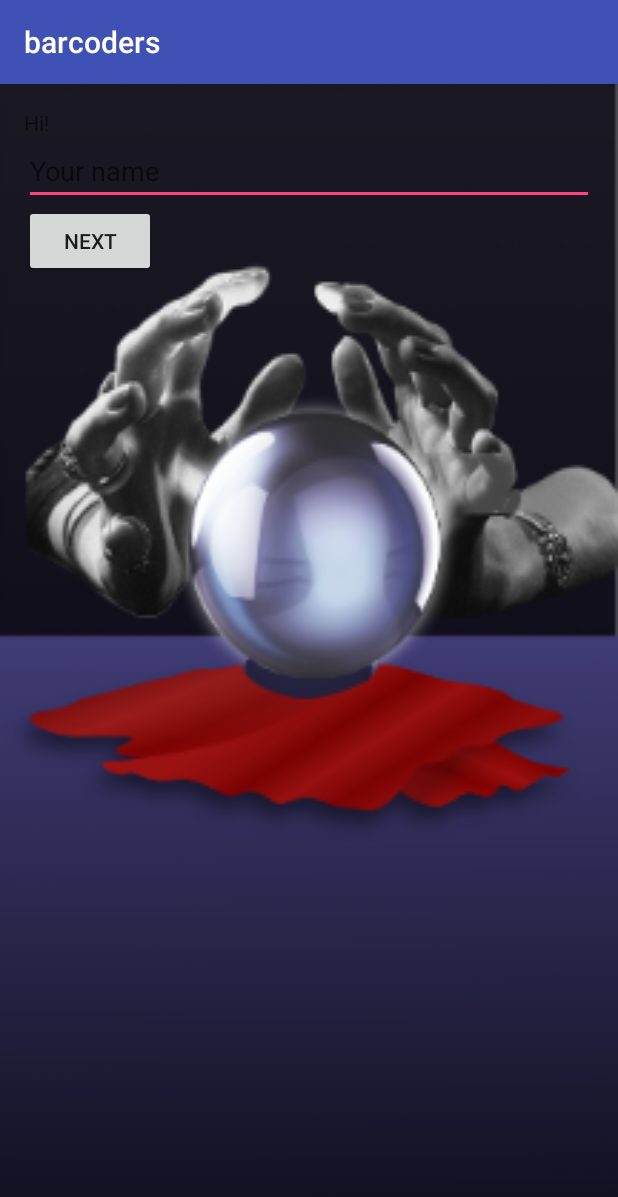
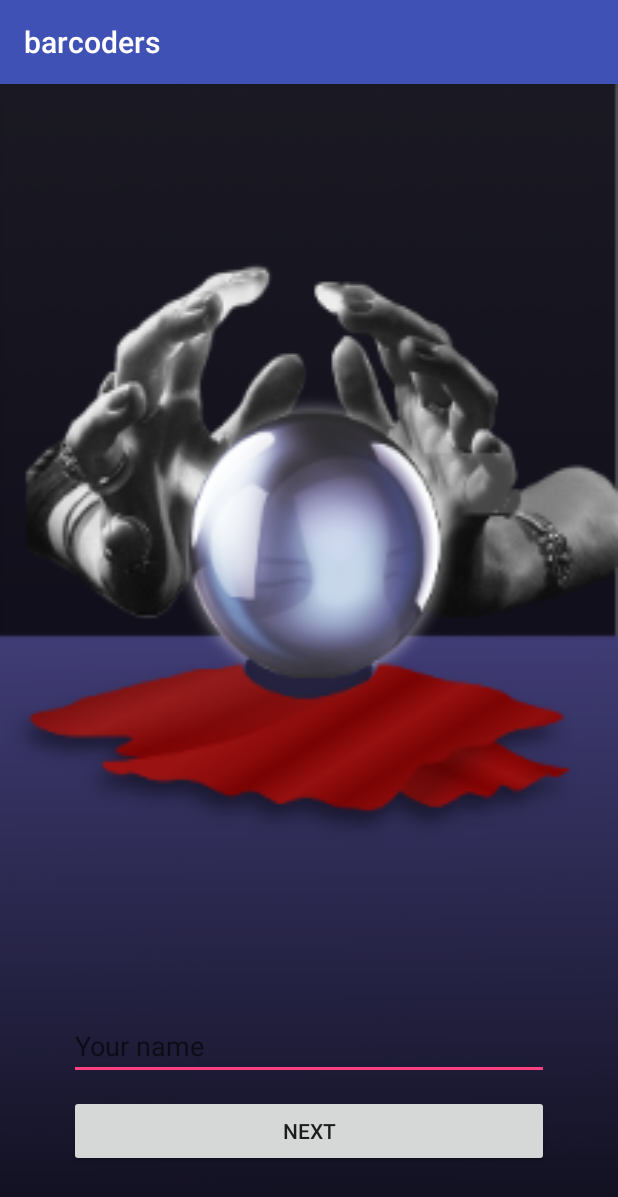
Before and after one commit to roderiklagerweij/barcoders, an Android app: the screen it shows after launch (WelcomeActivity), on a phone screen of 412 x 824 dp. Shown: the top 1197 px of the screen. Run offline under Robolectric (Android 15) with nearby library versions, the light colour scheme and no system bars.

Commit message:
layout change

```diff
--- a/app/src/main/res/layout/activity_welcome.xml
+++ b/app/src/main/res/layout/activity_welcome.xml
@@ -1,5 +1,5 @@
 <?xml version="1.0" encoding="utf-8"?>
-<LinearLayout
+<FrameLayout
     android:id="@+id/activity_scan"
     xmlns:android="http://schemas.android.com/apk/res/android"
     xmlns:tools="http://schemas.android.com/tools"
@@ -10,23 +10,27 @@
     android:paddingRight="@dimen/activity_horizontal_margin"
     android:paddingTop="@dimen/activity_vertical_margin"
     android:background="@drawable/welcome"
-    android:orientation="vertical"
     tools:context="com.icemobile.barcoders.ScanActivity">
 
-    <TextView
-        android:layout_width="wrap_content"
-        android:layout_height="wrap_content"
-        android:text="Hi!"/>
+    <LinearLayout
+        android:layout_width="match_parent"
+        android:layout_height="match_parent"
+        android:gravity="bottom"
+        android:padding="30dp"
+        android:orientation="vertical">
 
         <EditText
             android:layout_width="match_parent"
             android:layout_height="wrap_content"
+            android:layout_marginBottom="10dp"
             android:hint="Your name"/>
 
         <Button
             android:id="@+id/next"
-        android:layout_width="wrap_content"
+            android:layout_width="match_parent"
             android:layout_height="wrap_content"
             android:text='Next'/>
 
     </LinearLayout>
+
+</FrameLayout>
```
Lines whose indentation alone changed are shown as unchanged.
